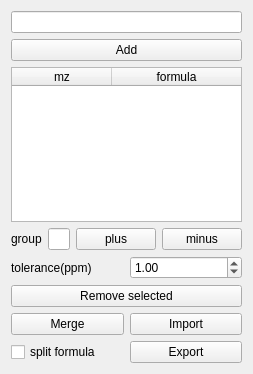
Qt form Orbitool/UI/MassList.ui (liyihc/Orbitool) before a commit.
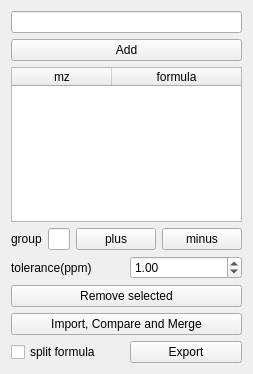
The same form after that commit.

Commit message:
combine mass list Import and Merge into a previewed Compare
The Mass List docker's separate Merge and Import buttons become one 'Import, Compare and Merge' button that previews the current list, the CSV, and their union in three aligned columns, then commits one of the three. Alignment reuses the merge rule via a provenance-reporting addMassTo rather than a separate diff, so the Merge column always equals what committing it produces.

```diff
--- a/Orbitool/UI/MassList.ui
+++ b/Orbitool/UI/MassList.ui
@@ -171,16 +171,7 @@
     </widget>
    </item>
    <item>
-    <layout class="QHBoxLayout" name="horizontalLayout_13">
-     <item>
-      <widget class="QPushButton" name="mergePushButton">
-       <property name="text">
-        <string>Merge</string>
-       </property>
-      </widget>
-     </item>
-     <item>
-      <widget class="QPushButton" name="importPushButton">
+    <widget class="QPushButton" name="importCompareMergePushButton">
        <property name="sizePolicy">
         <sizepolicy hsizetype="Preferred" vsizetype="Fixed">
          <horstretch>0</horstretch>
@@ -188,11 +179,9 @@
         </sizepolicy>
        </property>
        <property name="text">
-        <string>Import</string>
-       </property>
-      </widget>
-     </item>
-    </layout>
+      <string>Import, Compare and Merge</string>
+     </property>
+    </widget>
    </item>
    <item>
     <layout class="QHBoxLayout" name="horizontalLayout_2">
```
Left out of the diff: 2 changed lines with no effect on the pictures. Lines whose indentation alone changed are shown as unchanged. The commit also changes 14 other files.
